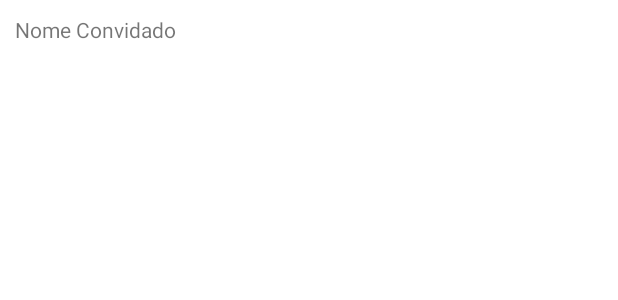
After one commit to agathaappb/convidados, an Android app: the layout row_guest.xml on its own in the app's theme, with its tools: preview values and no code run, on a phone screen of 412 x 824 dp. The commit adds this screen. Shown: the top 300 px of the screen. Run offline under Robolectric (Android 15) with nearby library versions, the phone set to English and light mode, and no system bars.

Commit message:
Listando todos os convidados

```diff
--- a/app/src/main/java/com/convidados/ui/GuestFormActivity.kt
+++ b/app/src/main/java/com/convidados/ui/GuestFormActivity.kt
@@ -60,10 +60,11 @@ class GuestFormActivity : AppCompatActivity() {
     }
 
     private fun getData(){
+        val id = 0
         val name = binding.guestFormTextName.text.toString()
         val presence = binding.guestFormBtnPresent.isChecked
 
-        viewModel.insert(GuestModel(name,presence))
+        viewModel.insert(GuestModel(id,name,presence))
         Toast.makeText(this,"nome: ${name} | Presença: ${presence}",Toast.LENGTH_SHORT).show()
     }
 
--- /dev/null
+++ b/app/src/main/res/layout/row_guest.xml
@@ -0,0 +1,16 @@
+<?xml version="1.0" encoding="utf-8"?>
+<androidx.constraintlayout.widget.ConstraintLayout xmlns:android="http://schemas.android.com/apk/res/android"
+    android:layout_width="match_parent"
+    android:layout_height="wrap_content"
+    android:padding="10dp"
+    xmlns:app="http://schemas.android.com/apk/res-auto">
+
+    <TextView
+        android:id="@+id/guest_name"
+        android:layout_width="wrap_content"
+        android:layout_height="wrap_content"
+        android:text="Nome Convidado"
+        app:layout_constraintTop_toTopOf="parent"
+        app:layout_constraintStart_toStartOf="parent" />
+
+</androidx.constraintlayout.widget.ConstraintLayout>
```
Also changed, not shown: app/src/main/java/com/convidados/ui/AllGuestsFragment.kt (+17 -7 lines), app/src/main/java/com/convidados/ui/adapter/GuestsAdapter.kt (added, +31 -0 lines), app/src/main/java/com/convidados/ui/viewholder/GuestViewHolder.kt (added, +14 -0 lines), app/src/main/java/com/convidados/viewModel/AllGuestsViewModel.kt (+12 -4 lines), app/src/main/res/layout/fragment_all_guests.xml (+8 -11 lines).
